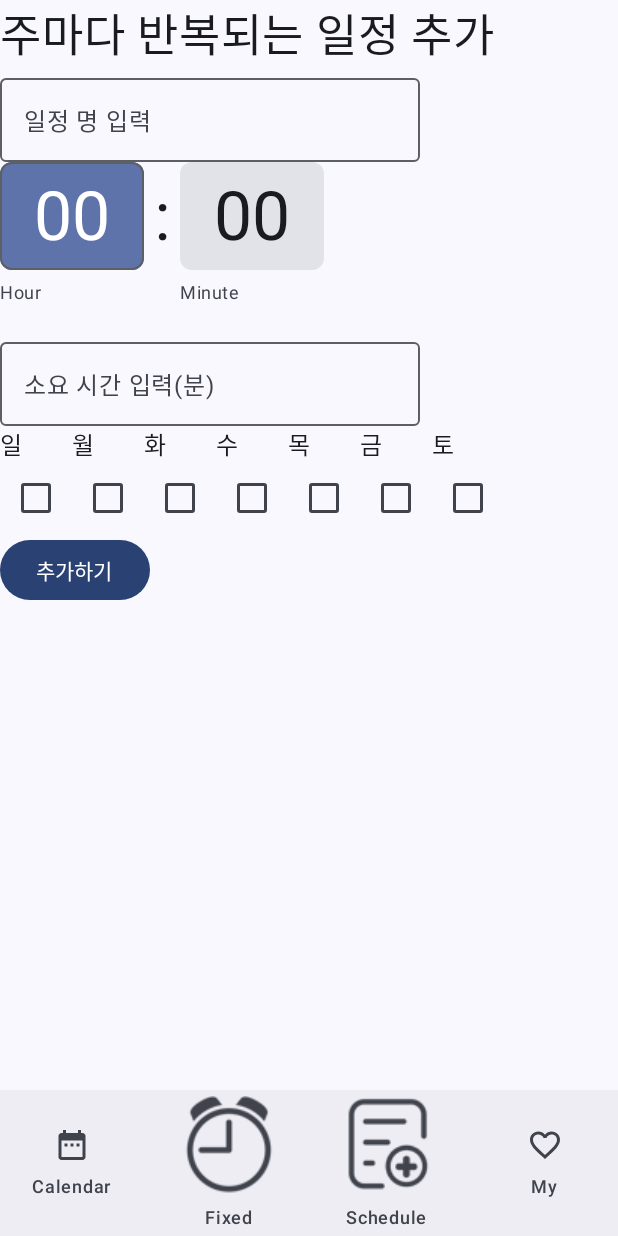
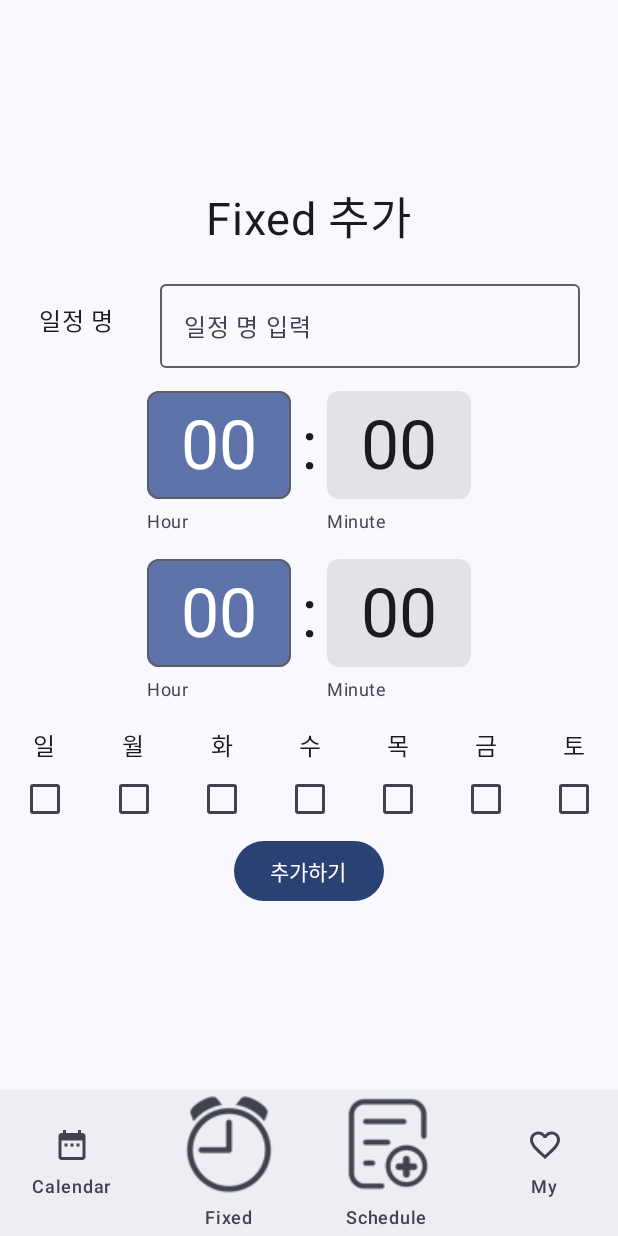
Before and after one commit to grilledbacon09/TimeWeaver, an Android app built with Jetpack Compose: the FixedScreen screen opened through its navigation route, after a tap on "plus work to list", on a phone screen of 412 x 824 dp. Run offline under Robolectric (Android 15) with nearby library versions, the phone set to English and light mode, and no system bars.

Commit message:
Update AddFixedTask.kt

```diff
--- a/app/src/main/java/com/example/timeweaver/screens/AddFixedTask.kt
+++ b/app/src/main/java/com/example/timeweaver/screens/AddFixedTask.kt
@@ -1,8 +1,13 @@
 package com.example.timeweaver.screens
 
+import androidx.compose.foundation.layout.Arrangement
 import androidx.compose.foundation.layout.Column
 import androidx.compose.foundation.layout.Row
+import androidx.compose.foundation.layout.Spacer
 import androidx.compose.foundation.layout.fillMaxSize
+import androidx.compose.foundation.layout.fillMaxWidth
+import androidx.compose.foundation.layout.padding
+import androidx.compose.foundation.layout.size
 import androidx.compose.foundation.text.KeyboardActions
 import androidx.compose.foundation.text.KeyboardOptions
 import androidx.compose.material3.Button
@@ -18,8 +23,10 @@ import androidx.compose.runtime.mutableStateListOf
 import androidx.compose.runtime.mutableStateOf
 import androidx.compose.runtime.remember
 import androidx.compose.runtime.setValue
+import androidx.compose.ui.Alignment
 import androidx.compose.ui.Modifier
 import androidx.compose.ui.text.input.KeyboardType
+import androidx.compose.ui.unit.dp
 import androidx.compose.ui.unit.sp
 import androidx.lifecycle.viewmodel.compose.viewModel
 import androidx.navigation.NavController
@@ -57,15 +64,38 @@ fun AddFixedTask(navController: NavController) {
 
     Column(
         modifier = Modifier.fillMaxSize(),
+        horizontalAlignment = Alignment.CenterHorizontally,
+        verticalArrangement = Arrangement.Center
     ) {
-        Text(text = "주마다 반복되는 일정 추가", fontSize = 30.sp)
-        OutlinedTextField(value = taskName,  onValueChange = { taskName = it }, label = { Text(text = "일정 명 입력") }, keyboardActions = KeyboardActions())
+        Text(text = "Fixed 추가", fontSize = 30.sp,
+            modifier = Modifier.padding(bottom = 15.dp))
+        Row(
+            verticalAlignment = Alignment.CenterVertically,
+            modifier = Modifier.padding(bottom = 15.dp)
+        ){
+            Text("일정 명")
+            Spacer(modifier = Modifier.size(30.dp))
+            OutlinedTextField(
+                value = taskName,
+                onValueChange = { taskName = it },
+                label= {Text("일정 명 입력")},
+                modifier=Modifier
+                //keyboardActions = KeyboardActions()
+            )
+        }
         TimeInput(state = timePickerState)//추후 dropdownmenu로 수정하는 편이 좋을듯?
-        OutlinedTextField(value = taskTime,  onValueChange = { taskTime = it }, label = { Text(text = "소요 시간 입력(분)") }, keyboardOptions = KeyboardOptions(keyboardType = KeyboardType.Number))
-        Row {
-
-            for (i:Int in 0..6) {
-                Column {
+        TimeInput(state = timePickerState)//추후 dropdownmenu로 수정하는 편이 좋을듯?
+        //OutlinedTextField(value = taskTime,  onValueChange = { taskTime = it }, label = { Text(text = "소요 시간 입력(분)") }, keyboardOptions = KeyboardOptions(keyboardType = KeyboardType.Number))
+        //그냥 시작 시각하고 종료시각 받는 게 더 나을듯?
+        Row(
+            horizontalArrangement = Arrangement.Center,
+            modifier = Modifier.fillMaxWidth()
+        ) {
+            for (i: Int in 0..6) {
+                Column(
+                    horizontalAlignment = Alignment.CenterHorizontally,
+                    modifier = Modifier.weight(1f)
+                ) {
                     Text(text = day[i])
                     Checkbox(checked = checked[i], onCheckedChange = { checked[i] = it })
                 }
```
